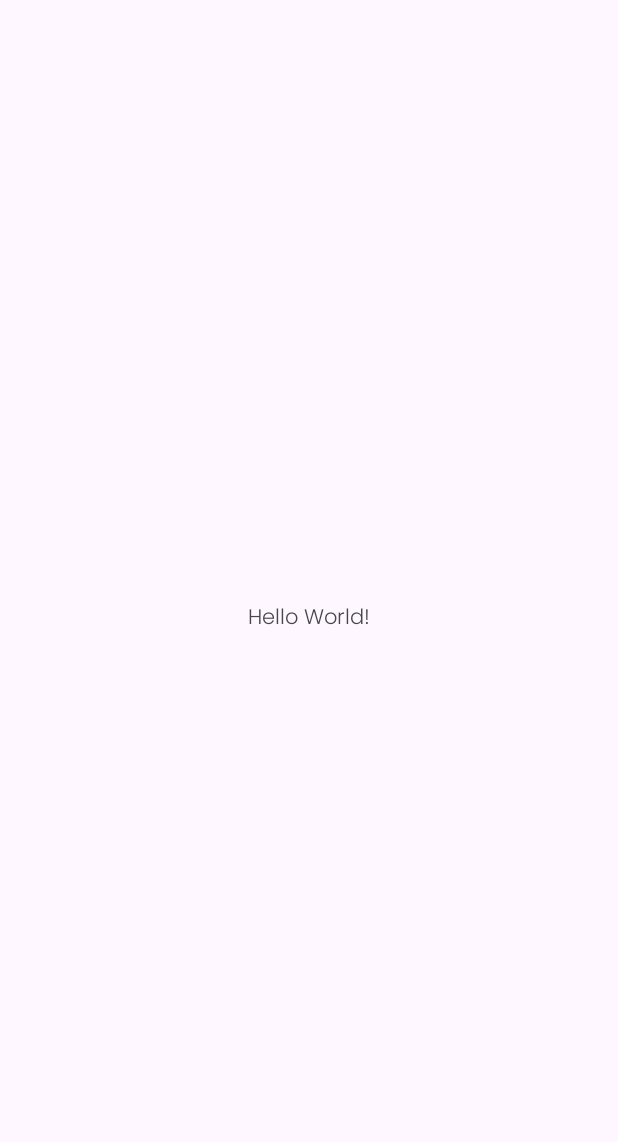
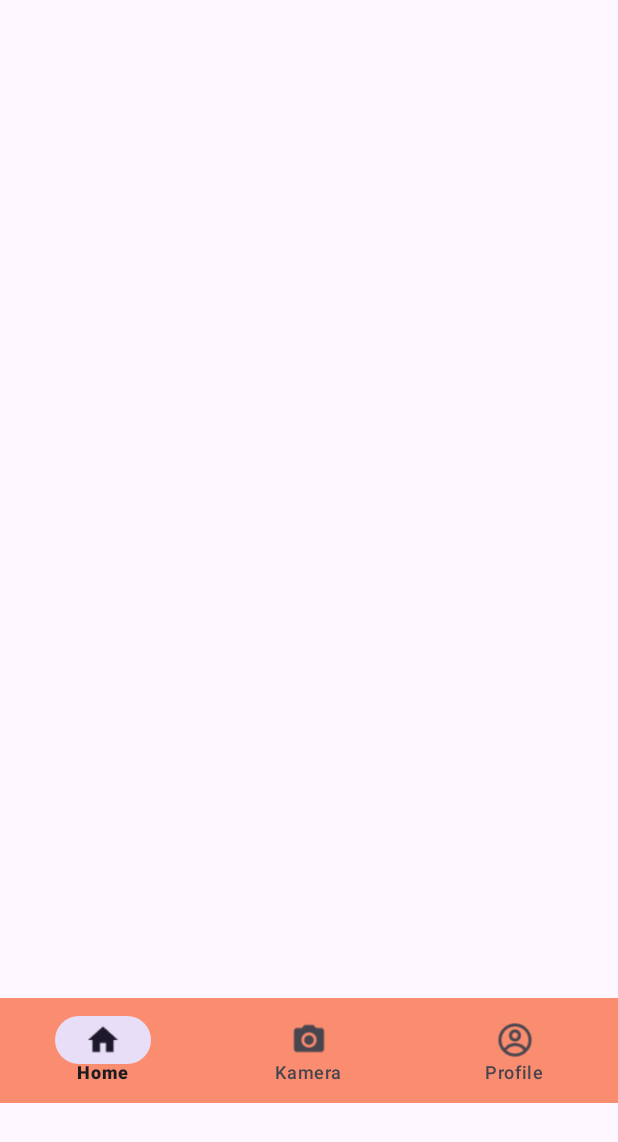
Before and after one commit to pangestu13/Capstone-project-MeowFinder, an Android app: the screen it shows after launch (Home), on a phone screen of 412 x 824 dp. Before the commit the part shown is almost empty. Shown: the top 1142 px of the screen. Run offline under Robolectric (Android 15) with nearby library versions, the phone set to English and light mode, and no system bars.

Commit message:
First Commit

```diff
--- a/app/src/main/res/layout/activity_home.xml
+++ b/app/src/main/res/layout/activity_home.xml
@@ -3,17 +3,25 @@
     xmlns:app="http://schemas.android.com/apk/res-auto"
     xmlns:tools="http://schemas.android.com/tools"
     android:layout_width="match_parent"
-    android:layout_height="match_parent"
+    android:layout_height="wrap_content"
     tools:context=".Home">
 
-    <TextView
-        android:layout_width="wrap_content"
-        android:layout_height="wrap_content"
-        android:text="Hello World!"
-        android:fontFamily="@font/poppinslight"
+    <FrameLayout
+        android:layout_width="0dp"
+        android:layout_height="735dp"
+        app:layout_constraintEnd_toEndOf="parent"
+        app:layout_constraintHorizontal_bias="0.0"
+        app:layout_constraintStart_toStartOf="parent">
+    </FrameLayout>
+
+
+        <com.google.android.material.bottomnavigation.BottomNavigationView
+        android:id="@+id/bottom_navigation"
+        android:background="@color/primer"
+        android:layout_width="match_parent"
+        android:layout_height="70dp"
         app:layout_constraintBottom_toBottomOf="parent"
-        app:layout_constraintEnd_toEndOf="parent"
-        app:layout_constraintStart_toStartOf="parent"
-        app:layout_constraintTop_toTopOf="parent" />
+        app:layout_constraintStart_toEndOf="parent"
+        app:menu="@menu/bottom_navigation_menu" />
 
 </androidx.constraintlayout.widget.ConstraintLayout>
--- /dev/null
+++ b/app/src/main/res/menu/bottom_navigation_menu.xml
@@ -0,0 +1,18 @@
+<menu xmlns:android="http://schemas.android.com/apk/res/android">
+    <item
+        android:id="@+id/page_1"
+        android:enabled="true"
+        android:icon="@drawable/ic_baseline_home"
+        android:title="@string/favorites"/>
+    <item
+        android:id="@+id/page_2"
+        android:enabled="true"
+        android:icon="@drawable/ic_baseline_camera_alt"
+        android:title="@string/camera"/>
+    <item
+        android:id="@+id/page_3"
+        android:enabled="true"
+        android:icon="@drawable/gg_profile"
+        android:title="@string/profile"/>
+
+</menu>
--- a/app/src/main/res/values/colors.xml
+++ b/app/src/main/res/values/colors.xml
@@ -2,4 +2,5 @@
 <resources>
     <color name="black">#FF000000</color>
     <color name="white">#FFFFFFFF</color>
+    <color name="primer">#FA8D6F</color>
 </resources>
--- a/app/src/main/res/values/strings.xml
+++ b/app/src/main/res/values/strings.xml
@@ -1,3 +1,6 @@
 <resources>
     <string name="app_name">MeowFinder</string>
+    <string name="favorites">Home</string>
+    <string name="camera">Kamera</string>
+    <string name="profile">Profile</string>
 </resources>
```
Also changed, not shown: app/src/main/res/drawable/gg_profile.png (added), app/src/main/res/drawable/ic_baseline_camera_alt.png (added), app/src/main/res/drawable/ic_baseline_home.png (added).
